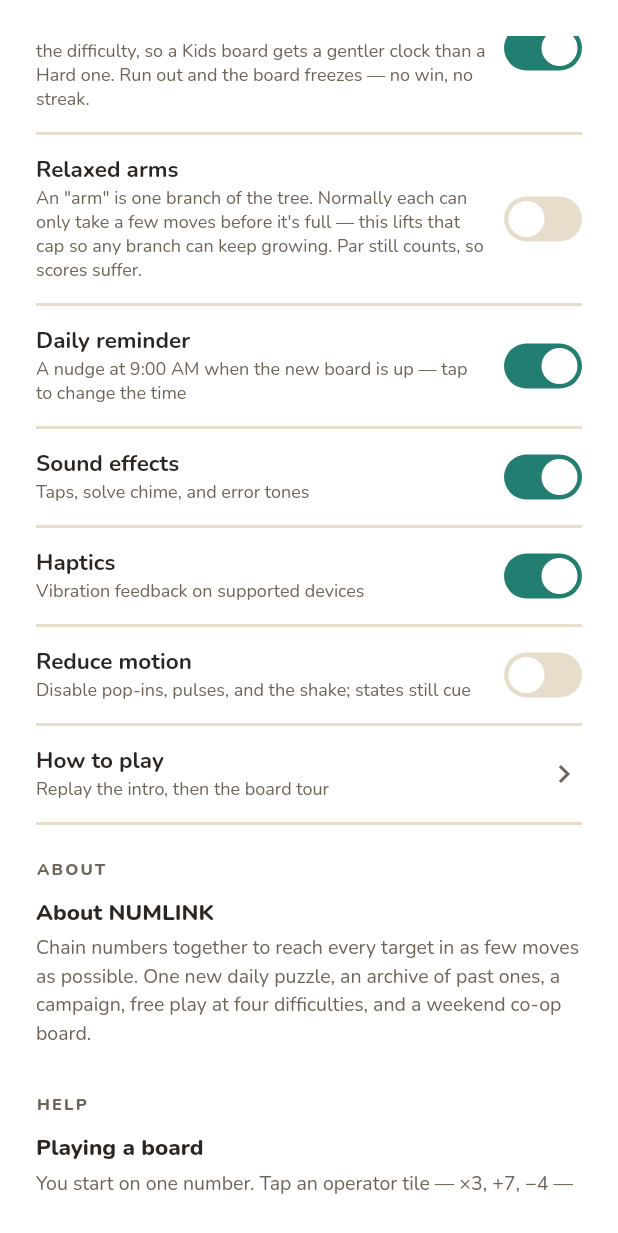
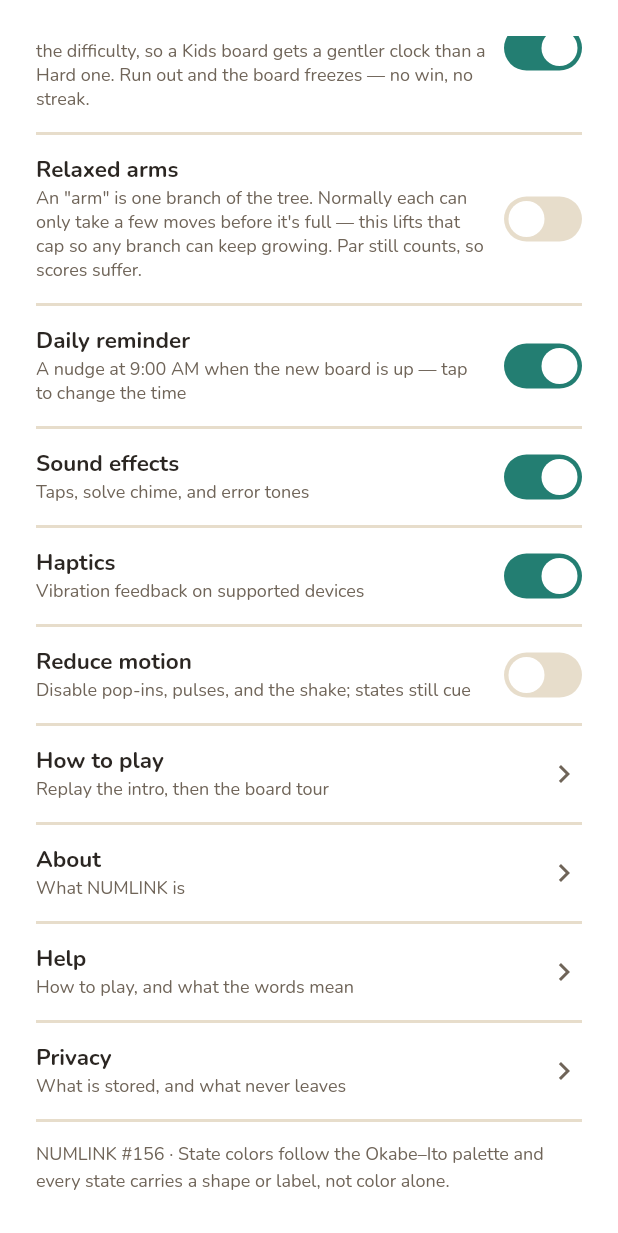
Before and after one commit to Azhar-ali7/numlink, a Flutter app: the SettingsSheet widget shown alone on an empty page, opened directly, scrolled down 468 dp, on a phone screen of 412 x 824 dp. Shown: the top 1233 px of the screen. Run offline on Flutter 3.47's test engine with Material 3 defaults, Android fonts, the phone set to English and light mode, and no system bars; drawn by our look-alikes of flutter_animate; our stand-ins replace audioplayers, confetti, flutter_local_notifications, google_fonts, shared_preferences, timezone; missing offline and left inert: flutter_driver; accounts and stored records are empty.

Commit message:
feat(settings): About, Help and Privacy as their own bottom sheets
Three rows, one _showInfoSheet renderer, copy held as (title, body) data
rather than three widget trees.

Co-Authored-By: Claude Opus 5 <noreply@anthropic.com>
Claude-Session: https://claude.ai/code/session_01NsDz1deR94HvsxgF1map3Y

```diff
--- a/numlink_app/lib/sheets/settings_sheet.dart
+++ b/numlink_app/lib/sheets/settings_sheet.dart
@@ -165,7 +165,20 @@ class SettingsSheet extends StatelessWidget {
             trailing: Icon(Icons.chevron_right, color: t.muted),
           ),
         ),
-        const _InfoSections(),
+        for (final (title, subtitle, items) in [
+          ('About', 'What NUMLINK is', _about),
+          ('Help', 'How to play, and what the words mean', _help),
+          ('Privacy', 'What is stored, and what never leaves', _privacy),
+        ])
+          GestureDetector(
+            behavior: HitTestBehavior.opaque,
+            onTap: () => _showInfoSheet(context, title, items),
+            child: _Row(
+              title: title,
+              subtitle: subtitle,
+              trailing: Icon(Icons.chevron_right, color: t.muted),
+            ),
+          ),
         const SizedBox(height: 12),
         Text(
           'NUMLINK #${g.dailyPuzzle.no} · State colors follow the Okabe–Ito palette '
@@ -177,136 +190,98 @@ class SettingsSheet extends StatelessWidget {
   }
 }
 
-/// About, Help and Privacy, inlined at the foot of Settings. Static copy, so
-/// headed sections beat a second sheet or three routes.
+/// The static copy behind the About / Help / Privacy rows, as (title, body)
+/// pairs. Data, not widgets — [_showInfoSheet] renders all three the same way.
 /// (The handoff's Remove-Ads / Restore-Purchases rows are omitted: no IAP.)
-class _InfoSections extends StatelessWidget {
-  const _InfoSections();
-
-  @override
-  Widget build(BuildContext context) {
-    final t = NumTheme.of(context);
-
-    Widget head(String text) => Padding(
-      padding: const EdgeInsets.only(top: 22, bottom: 2),
-      child: Text(
-        text.toUpperCase(),
-        style: Fonts.ui(
-          size: 11,
-          color: t.muted,
-          weight: FontWeight.w800,
-          letterSpacing: 1.4,
-        ),
-      ),
-    );
-
-    Widget item(String title, String body) => Padding(
-      padding: const EdgeInsets.symmetric(vertical: 9),
-      child: Column(
-        crossAxisAlignment: CrossAxisAlignment.start,
-        children: [
-          Text(
-            title,
-            style: Fonts.ui(size: 15, color: t.text, weight: FontWeight.w800),
-          ),
-          const SizedBox(height: 3),
-          Text(body, style: Fonts.ui(size: 13, color: t.muted, height: 1.45)),
-        ],
-      ),
-    );
-
-    return Column(
-      crossAxisAlignment: CrossAxisAlignment.start,
-      children: [
-        head('About'),
-        item(
+const _about = <(String, String)>[
+  (
     'About NUMLINK',
           'Chain numbers together to reach every target in as few moves as '
               'possible. One new daily puzzle, an archive of past ones, a '
               'campaign, free play at four difficulties, and a weekend co-op '
               'board.',
   ),
+];
 
-        head('Help'),
-        item(
+const _help = <(String, String)>[
+  (
     'Playing a board',
           'You start on one number. Tap an operator tile — ×3, +7, −4 — to '
               'apply it and grow the chain. Tap any number you have already '
               'reached to branch a new arm from there. Land exactly on a '
               'target to claim it; claim them all to solve the board.',
   ),
-        item(
+  (
     'Arm',
           'One branch of the tree. Each arm holds only a few moves before it '
               'is full — tap an earlier number to start a new one. "Relaxed '
               'arms" in Settings lifts the cap.',
   ),
-        item(
+  (
     'Par',
           'The move count a clean solve takes. Finishing at or under par is '
               'three stars; every move over costs one.',
   ),
-        item(
+  (
     'Target',
           'A number you must land on exactly. The counter at the top left is '
               'how many you have reached.',
   ),
-        item(
+  (
     'Shuffle & hint',
           'Shuffle deals a different set of operators that still solves the '
               'board. A hint glows the next useful operator. Both are limited '
               'per board, and easier tiers get more.',
   ),
-        item(
+  (
     'Streaks and freezes',
           'Solving the daily on the day it appears extends your streak. Miss '
               'a day and a freeze is spent to cover it, one per missed day, '
               'if you have one. Replaying an archive board is just for fun — '
               'it never changes the streak.',
   ),
-        item(
+  (
     'Playing against the clock',
           'On by default: every board gets a countdown scaled to its par, so '
               'a Kids board gets a gentler clock than a Hard one. Run out and '
               'the board freezes — no win, no streak. Turn it off in Settings '
               'to play untimed.',
   ),
-
-        head('Stuck?'),
-        item(
+  (
     'The move I want is rejected',
           'Three rules do most of it: ÷ only works when it divides evenly, a '
               'full arm needs you to branch from an earlier number, and a '
               'target counts only on an exact landing. The toast at the top '
               'of the board always names which one stopped you.',
   ),
-        item(
+  (
     'I want the walkthrough again',
           'Settings → How to play replays the intro and then the on-board '
               'tour from the beginning.',
   ),
-        item(
+  (
     'The daily reminder never arrives',
           'The reminder is a local notification, so it needs notification '
               'permission for NUMLINK in your system settings. Turn the '
               'Settings pill off and on again once permission is granted.',
   ),
+];
 
-        head('Privacy'),
-        item(
+const _privacy = <(String, String)>[
+  (
     'The short version',
           'NUMLINK works entirely on this device. There are no accounts, no '
               'analytics, no ads, no trackers, and no third-party SDKs '
               'collecting anything about you.',
   ),
-        item(
+  (
     'What is stored',
           'Your progress and preferences — streak, freezes, XP and level, '
               'stars, solved dailies, the display name you type, and every '
               'Settings toggle — are saved in this app\'s own storage on this '
               'device.',
   ),
-        item(
+  (
     'What leaves the device',
           'Nothing, unless you press Share. Puzzles are generated on-device '
               'and fonts and sounds ship inside the app, so the game makes no '
@@ -314,25 +289,68 @@ class _InfoSections extends StatelessWidget {
               'to the app you choose, and that app\'s privacy policy takes '
               'over from there.',
   ),
-        item(
+  (
     'Notifications',
           'The daily reminder is scheduled locally by your device. No server '
               'is involved and no one is told whether you played.',
   ),
-        item(
+  (
     'Children',
           'No personal information is collected from anyone, of any age. '
               'There is nothing to request, correct, or delete from a server, '
               'because there is no server.',
   ),
-        item(
+  (
     'Deleting your data',
           'Deleting the app removes everything it saved. There is no copy '
               'anywhere else.',
   ),
+];
+
+/// One bottom sheet of headed paragraphs.
+void _showInfoSheet(
+  BuildContext context,
+  String title,
+  List<(String, String)> items,
+) {
+  showModalBottomSheet<void>(
+    context: context,
+    backgroundColor: Colors.transparent,
+    isScrollControlled: true,
+    builder: (sheetContext) {
+      final t = NumTheme.of(sheetContext);
+      return BottomSheetShell(
+        title: title,
+        onClose: () => Navigator.of(sheetContext).pop(),
+        titleStyleSize: 24,
+        children: [
+          for (final (heading, body) in items)
+            Padding(
+              padding: const EdgeInsets.symmetric(vertical: 9),
+              child: Column(
+                crossAxisAlignment: CrossAxisAlignment.start,
+                children: [
+                  Text(
+                    heading,
+                    style: Fonts.ui(
+                      size: 15,
+                      color: t.text,
+                      weight: FontWeight.w800,
+                    ),
+                  ),
+                  const SizedBox(height: 3),
+                  Text(
+                    body,
+                    style: Fonts.ui(size: 13, color: t.muted, height: 1.45),
+                  ),
+                ],
+              ),
+            ),
+          const SizedBox(height: 8),
         ],
       );
-  }
+    },
+  );
 }
 
 class _ProfileHeader extends StatefulWidget {
```
Lines whose indentation alone changed are shown as unchanged.
